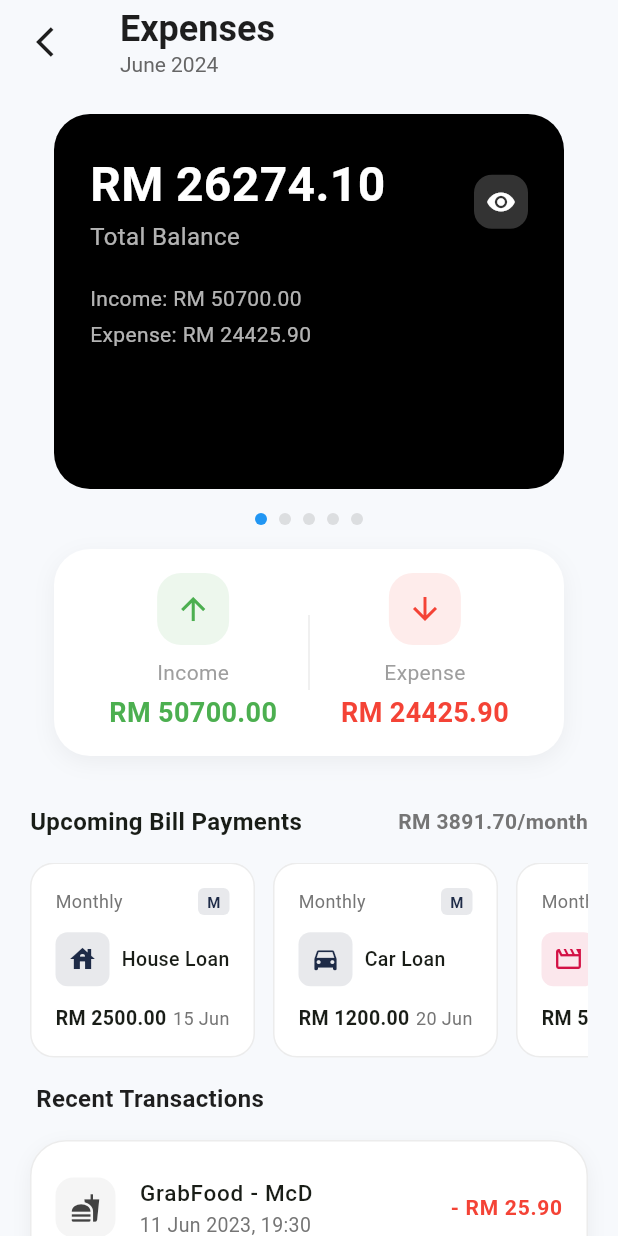
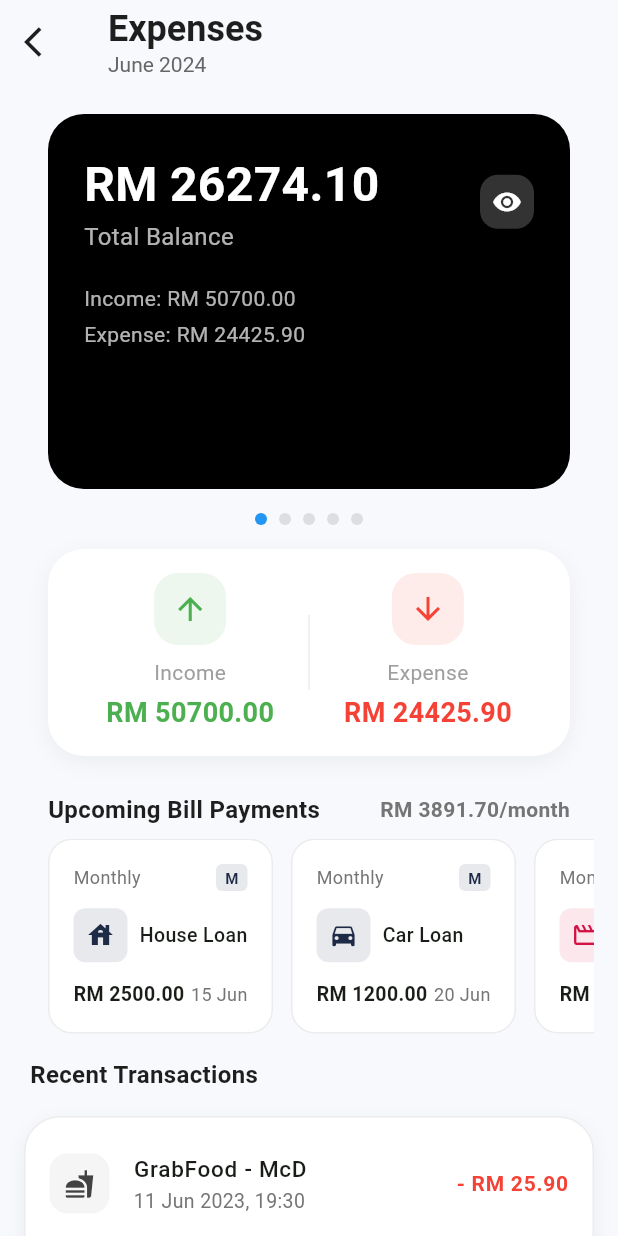
Before and after one commit to Renee1306/jomhackkk, a Flutter app: the ExpenseTrackerPage screen opened directly, on a phone screen of 412 x 824 dp. Run offline on Flutter 3.47's test engine with Material 3 defaults, Android fonts, the light colour scheme and no system bars; our stand-ins replace fl_chart.

Commit message:
Update expense_tracker_page.dart

```diff
--- a/jomhack/lib/pages/expense_tracker_page.dart
+++ b/jomhack/lib/pages/expense_tracker_page.dart
@@ -240,11 +240,13 @@
     final bills = cardType.isEmpty ? _billPayments : _getBillsForCard(cardType);
     if (bills.isEmpty) return const SizedBox.shrink();
 
+    double totalMonthlyBills = bills.fold(0.0, (sum, bill) => sum + bill.amount);
+
     return Column(
       crossAxisAlignment: CrossAxisAlignment.start,
       children: [
         Padding(
-          padding: const EdgeInsets.symmetric(vertical: 16),
+          padding: const EdgeInsets.symmetric(horizontal: 16, vertical: 8),
           child: Row(
             mainAxisAlignment: MainAxisAlignment.spaceBetween,
             children: [
@@ -253,30 +255,31 @@
                 style: TextStyle(
                   fontSize: 16,
                   fontWeight: FontWeight.bold,
+                  color: Color(0xFF1E1E1E),
                 ),
               ),
               Text(
-                'RM ${bills.fold(0.0, (sum, bill) => sum + bill.amount).toStringAsFixed(2)}/month',
+                'RM ${totalMonthlyBills.toStringAsFixed(2)}/month',
                 style: TextStyle(
                   color: Colors.grey[600],
                   fontWeight: FontWeight.bold,
+                  fontSize: 14,
                 ),
               ),
             ],
           ),
         ),
         SizedBox(
-          height: 130,
+          height: 130, // Increased height
           child: ListView.builder(
+            padding: const EdgeInsets.symmetric(horizontal: 16),
             scrollDirection: Axis.horizontal,
             itemCount: bills.length,
             itemBuilder: (context, index) {
               final bill = bills[index];
               return Container(
-                width: 150,
-                margin: EdgeInsets.only(
-                  right: index != bills.length - 1 ? 12 : 0,
-                ),
+                width: 150, // Increased width
+                margin: const EdgeInsets.only(right: 12),
                 decoration: BoxDecoration(
                   color: Colors.white,
                   borderRadius: BorderRadius.circular(16),
@@ -384,9 +387,7 @@
       appBar: AppBar(
         backgroundColor: Colors.transparent,
         elevation: 0,
-        title: const Padding(
-          padding: EdgeInsets.only(left: 8),
-          child: Column(
+        title: const Column(
           crossAxisAlignment: CrossAxisAlignment.start,
           children: [
             Text(
@@ -406,34 +407,30 @@
             ),
           ],
         ),
-        ),
         leading: IconButton(
-          padding: const EdgeInsets.only(left: 16), // Align back button
           icon: const Icon(Icons.arrow_back_ios, color: Color(0xFF1E1E1E)),
           onPressed: () => Navigator.pop(context),
         ),
       ),
       body: SingleChildScrollView(
         child: Padding(
-          padding: const EdgeInsets.symmetric(horizontal: 20), // Increased padding
+          padding: const EdgeInsets.symmetric(horizontal: 16),
           child: Column(
             children: [
               const SizedBox(height: 20),
-              // Bank Cards PageView
               SizedBox(
                 height: 250,
-                child: PageView.builder(
+                child: PageView(
                   controller: _pageController,
-                  itemCount: _cards.length + 1,
                   onPageChanged: (index) {
                     setState(() {
                       _currentCardIndex = index;
                     });
                   },
-                  itemBuilder: (context, index) {
-                    if (index == 0) return _buildTotalCard();
-                    return _buildBankCard(_cards[index - 1]);
-                  },
+                  children: [
+                    _buildTotalCard(),
+                    ..._cards.map((card) => _buildBankCard(card)),
+                  ],
                 ),
               ),
               const SizedBox(height: 16),
```
Lines whose indentation alone changed are shown as unchanged.
